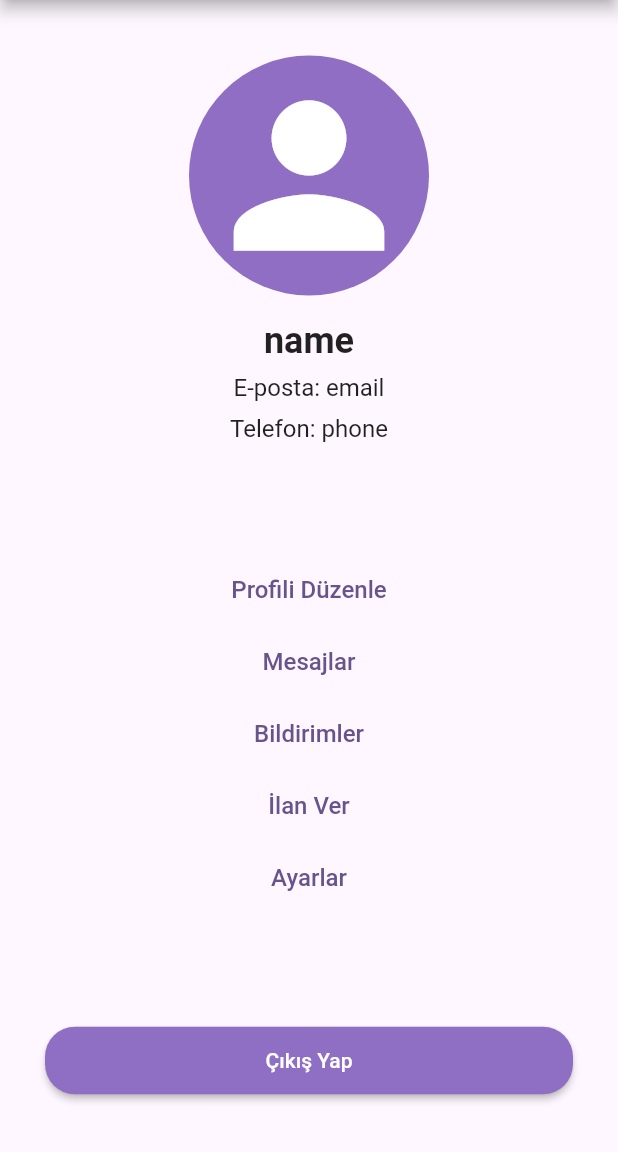
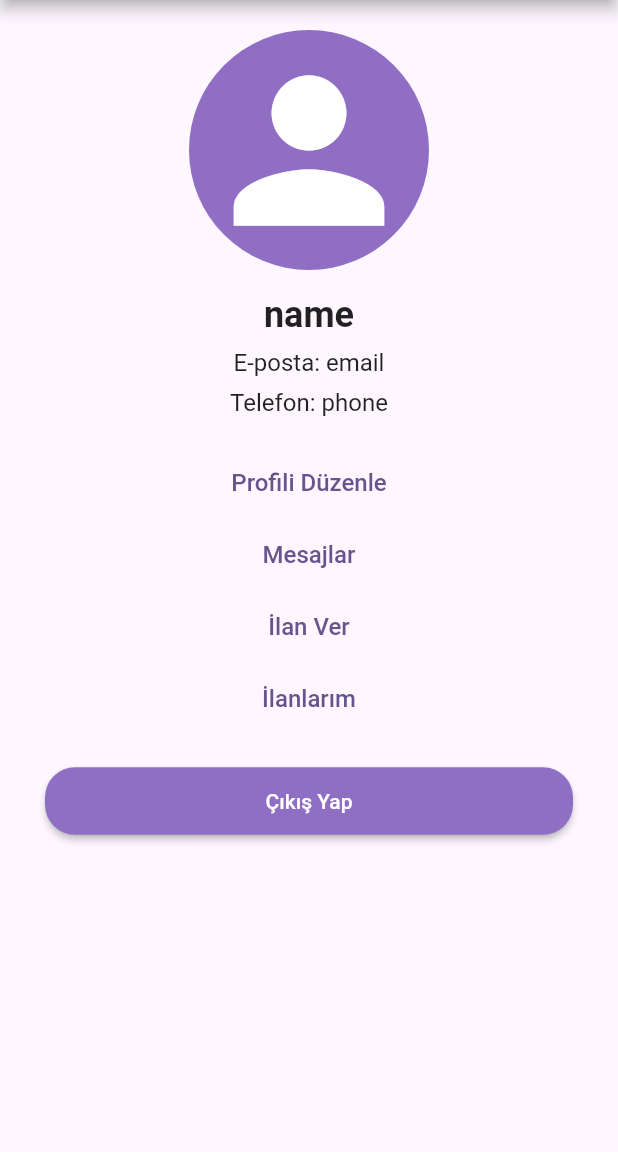
Before and after one commit to feyza12345/f_151, a Flutter app: the Profile screen opened directly, after a tap on "Çıkış Yap", on a phone screen of 412 x 824 dp, the part 84-1236 px from its top. Run offline on Flutter 3.47's test engine with Material 2 defaults, Android fonts, the light colour scheme and no system bars; our stand-ins replace cloud_firestore, firebase_auth, firebase_core, firebase_storage, flutter_animate, flutter_bloc and 3 more; missing offline and left inert: onesignal_flutter; accounts and stored records are empty; network calls fail.

Commit message:
my ads label added

```diff
--- a/lib/pages/home/profile/profile.dart
+++ b/lib/pages/home/profile/profile.dart
@@ -37,19 +37,23 @@ class ProfileState extends State<Profile> {
       ),
       body: userId == null
           ? const LoginPage()
-          : Center(
+          : SingleChildScrollView(
+              child: Center(
                 child: BlocBuilder<AppInfoBloc, AppInfoState>(
                     builder: (context, state) {
                   return Column(
-                  mainAxisAlignment: MainAxisAlignment.spaceAround,
                     children: [
+                      const SizedBox(
+                        height: 20,
+                      ),
                       Column(
                         children: [
                           CircleAvatar(
                             backgroundColor:
                                 const Color.fromRGBO(143, 110, 196, 1),
                             radius: 80,
-                          foregroundImage: state.currentPerson.imageUrl == null
+                            foregroundImage: state.currentPerson.imageUrl ==
+                                    null
                                 ? null
                                 : NetworkImage(state.currentPerson.imageUrl!),
                             child: state.currentPerson.imageUrl != null
@@ -80,12 +84,16 @@ class ProfileState extends State<Profile> {
                           ),
                         ],
                       ),
+                      const SizedBox(
+                        height: 20,
+                      ),
                       Column(
                         children: [
                           TextButton(
                             onPressed: () {
                               Navigator.of(context).push(MaterialPageRoute(
-                                builder: (context) => EditProfilePage()));
+                                  builder: (context) =>
+                                      const EditProfilePage()));
                             },
                             child: const Text(
                               'Profili Düzenle',
@@ -106,20 +114,10 @@ class ProfileState extends State<Profile> {
                             ),
                           ),
                           TextButton(
-                          onPressed: () {
-                            // Bildirimler sayfasına yönlendirme kodu buraya gelecek
-                          },
-                          child: const Text(
-                            'Bildirimler',
-                            style: TextStyle(
-                              fontSize: 16.0,
-                            ),
-                          ),
-                        ),
-                        TextButton(
                             onPressed: () => Navigator.of(context).push(
                               MaterialPageRoute(
-                              builder: (context) => const CreateAdvertisement(),
+                                builder: (context) =>
+                                    const CreateAdvertisement(),
                               ),
                             ),
                             child: const Text(
@@ -130,17 +128,22 @@ class ProfileState extends State<Profile> {
                             ),
                           ),
                           TextButton(
-                          onPressed: () {
-                            // Ayarlar sayfasına yönlendirme kodu buraya gelecek
-                          },
+                            onPressed: () => Navigator.of(context).push(
+                              MaterialPageRoute(
+                                builder: (context) => const MyAdsPage(),
+                              ),
+                            ),
                             child: const Text(
-                            'Ayarlar',
+                              'İlanlarım',
                               style: TextStyle(
                                 fontSize: 16.0,
                               ),
                             ),
                           ),
                         ],
+                      ),
+                      const SizedBox(
+                        height: 20,
                       ),
                       Padding(
                         padding: const EdgeInsets.symmetric(horizontal: 30),
@@ -173,6 +176,7 @@ class ProfileState extends State<Profile> {
                   );
                 }),
               ),
+            ),
     );
   }
 }
```
Lines whose indentation alone changed are shown as unchanged.
